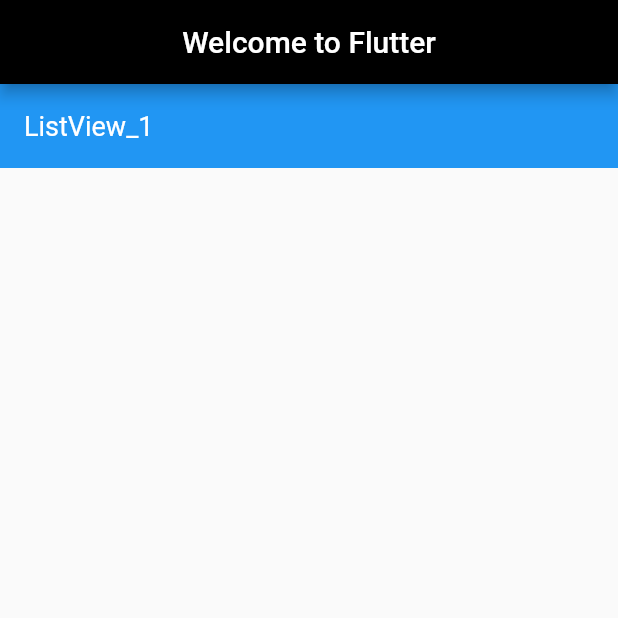
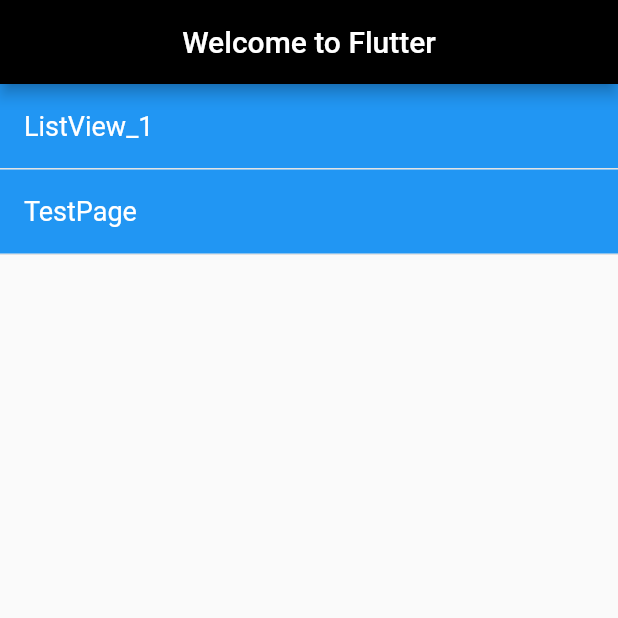
Before and after one commit to intererting/FlutterDemo, a Flutter app: the screen it shows after launch, on a phone screen of 412 x 824 dp, the top half of it. Run offline on Flutter 3.47's test engine with Material 2 defaults, Android fonts, the phone set to English and light mode, and no system bars.

Commit message:
commit 1

```diff
--- a/lib/constants.dart
+++ b/lib/constants.dart
@@ -1,2 +1,2 @@
-
+const Route_Test_Page = '/test_page';
 const Route_ListView_1 = '/listview_1';
--- a/lib/home.dart
+++ b/lib/home.dart
@@ -2,7 +2,7 @@ import 'package:flutter/material.dart';
 import 'package:flutter_demo/constants.dart';
 
 class Home extends StatelessWidget {
-  final _titles = <String>['ListView_1'];
+  final _titles = <String>['ListView_1', 'TestPage'];
   final _font = const TextStyle(fontSize: 18.0);
 
   @override
@@ -16,7 +16,7 @@ class Home extends StatelessWidget {
         itemBuilder: (BuildContext context, int index) {
           return _buildRow(context, index);
         },
-        itemCount: _titles.length,
+        itemCount: _titles.length * 2,
       ),
     );
   }
@@ -41,6 +41,10 @@ class Home extends StatelessWidget {
             switch (nowIndex) {
               case 0:
                 Navigator.of(context).pushNamed(Route_ListView_1);
+                break;
+              case 1:
+                Navigator.of(context).pushNamed(Route_Test_Page);
+                break;
             }
           },
         ),
--- a/lib/main.dart
+++ b/lib/main.dart
@@ -2,6 +2,7 @@ import 'package:flutter/material.dart';
 import 'package:flutter_demo/constants.dart';
 import 'package:flutter_demo/home.dart';
 import 'package:flutter_demo/ui_exe/listview_1.dart';
+import 'package:flutter_demo/ui_exe/test_page.dart';
 
 void main() => runApp(new MyApp());
 
@@ -14,7 +15,8 @@ class MyApp extends StatelessWidget {
       theme: new ThemeData(primaryColor: Colors.black),
       home: new Home(),
       routes: <String, WidgetBuilder>{
-        Route_ListView_1: (BuildContext context) => new ListView_1()
+        Route_ListView_1: (BuildContext context) => new ListView_1(),
+        Route_Test_Page: (BuildContext context) => new TestPage()
       },
     );
   }
--- /dev/null
+++ b/lib/ui_exe/test_page.dart
@@ -0,0 +1,13 @@
+import 'package:flutter/material.dart';
+
+class TestPage extends StatefulWidget {
+  @override
+  _TestPageState createState() => _TestPageState();
+}
+
+class _TestPageState extends State<TestPage> {
+  @override
+  Widget build(BuildContext context) {
+    return Container();
+  }
+}
```
